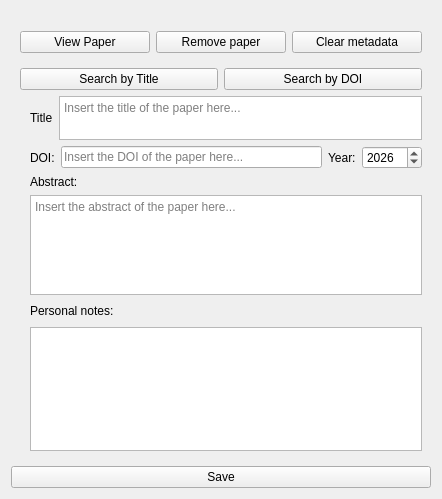
Qt form literatureEngine/gui/paper_widget.ui (shapelessguy/Python-Projects) before a commit.
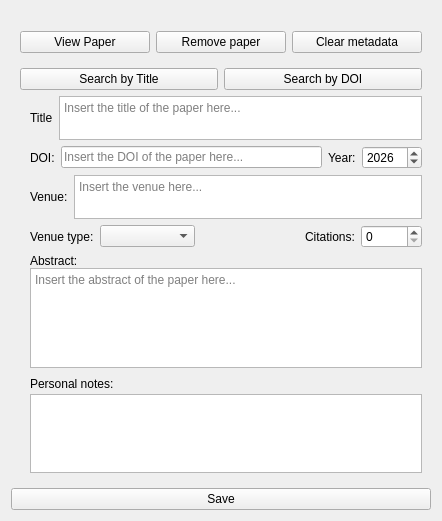
The same form after that commit.

```diff
--- a/literatureEngine/gui/paper_widget.ui
+++ b/literatureEngine/gui/paper_widget.ui
@@ -7,7 +7,7 @@
     <x>0</x>
     <y>0</y>
     <width>442</width>
-    <height>499</height>
+    <height>521</height>
    </rect>
   </property>
   <property name="windowTitle">
@@ -216,8 +216,143 @@
         </item>
        </layout>
       </item>
+      <item>
+       <layout class="QHBoxLayout" name="horizontalLayout_6">
+        <property name="topMargin">
+         <number>0</number>
+        </property>
+        <item>
+         <widget class="QLabel" name="venua_lbl">
+          <property name="text">
+           <string>Venue:</string>
+          </property>
+          <property name="margin">
+           <number>0</number>
+          </property>
+          <property name="indent">
+           <number>10</number>
+          </property>
+         </widget>
+        </item>
+        <item>
+         <widget class="QTextEdit" name="venue_box">
+          <property name="sizePolicy">
+           <sizepolicy hsizetype="Expanding" vsizetype="Fixed">
+            <horstretch>0</horstretch>
+            <verstretch>0</verstretch>
+           </sizepolicy>
+          </property>
+          <property name="minimumSize">
+           <size>
+            <width>0</width>
+            <height>44</height>
+           </size>
+          </property>
+          <property name="maximumSize">
+           <size>
+            <width>16777215</width>
+            <height>44</height>
+           </size>
+          </property>
+          <property name="inputMethodHints">
+           <set>Qt::ImhMultiLine</set>
+          </property>
+          <property name="sizeAdjustPolicy">
+           <enum>QAbstractScrollArea::AdjustIgnored</enum>
+          </property>
+          <property name="placeholderText">
+           <string>Insert the venue here...</string>
+          </property>
+         </widget>
+        </item>
+       </layout>
+      </item>
+      <item>
+       <layout class="QHBoxLayout" name="horizontalLayout_9">
+        <property name="topMargin">
+         <number>0</number>
+        </property>
+        <item>
+         <widget class="QLabel" name="venue_type_lbl">
+          <property name="text">
+           <string>Venue type:</string>
+          </property>
+          <property name="margin">
+           <number>0</number>
+          </property>
+          <property name="indent">
+           <number>10</number>
+          </property>
+         </widget>
+        </item>
+        <item>
+         <widget class="QComboBox" name="venue_type_box">
+          <property name="sizePolicy">
+           <sizepolicy hsizetype="Expanding" vsizetype="Fixed">
+            <horstretch>0</horstretch>
+            <verstretch>0</verstretch>
+           </sizepolicy>
+          </property>
+         </widget>
+        </item>
+        <item>
+         <spacer name="horizontalSpacer_5">
+          <property name="orientation">
+           <enum>Qt::Horizontal</enum>
+          </property>
+          <property name="sizeHint" stdset="0">
+           <size>
+            <width>40</width>
+            <height>20</height>
+           </size>
+          </property>
+         </spacer>
+        </item>
+        <item>
+         <widget class="QLabel" name="citation_lbl">
+          <property name="text">
+           <string>Citations:</string>
+          </property>
+          <property name="margin">
+           <number>0</number>
+          </property>
+          <property name="indent">
+           <number>10</number>
+          </property>
+         </widget>
+        </item>
+        <item>
+         <widget class="QSpinBox" name="citation_box">
+          <property name="minimumSize">
+           <size>
+            <width>60</width>
+            <height>0</height>
+           </size>
+          </property>
+          <property name="maximumSize">
+           <size>
+            <width>80</width>
+            <height>16777215</height>
+           </size>
+          </property>
+          <property name="minimum">
+           <number>0</number>
+          </property>
+          <property name="maximum">
+           <number>10000</number>
+          </property>
+          <property name="value">
+           <number>0</number>
+          </property>
+         </widget>
+        </item>
+       </layout>
+      </item>
       <item>
        <layout class="QVBoxLayout" name="verticalLayout_3">
+        <property name="spacing">
+         <number>0</number>
+        </property>
         <property name="topMargin">
          <number>0</number>
         </property>
@@ -283,6 +418,9 @@
       </item>
       <item>
        <layout class="QVBoxLayout" name="verticalLayout_5">
+        <property name="spacing">
+         <number>0</number>
+        </property>
         <property name="topMargin">
          <number>0</number>
         </property>
```
